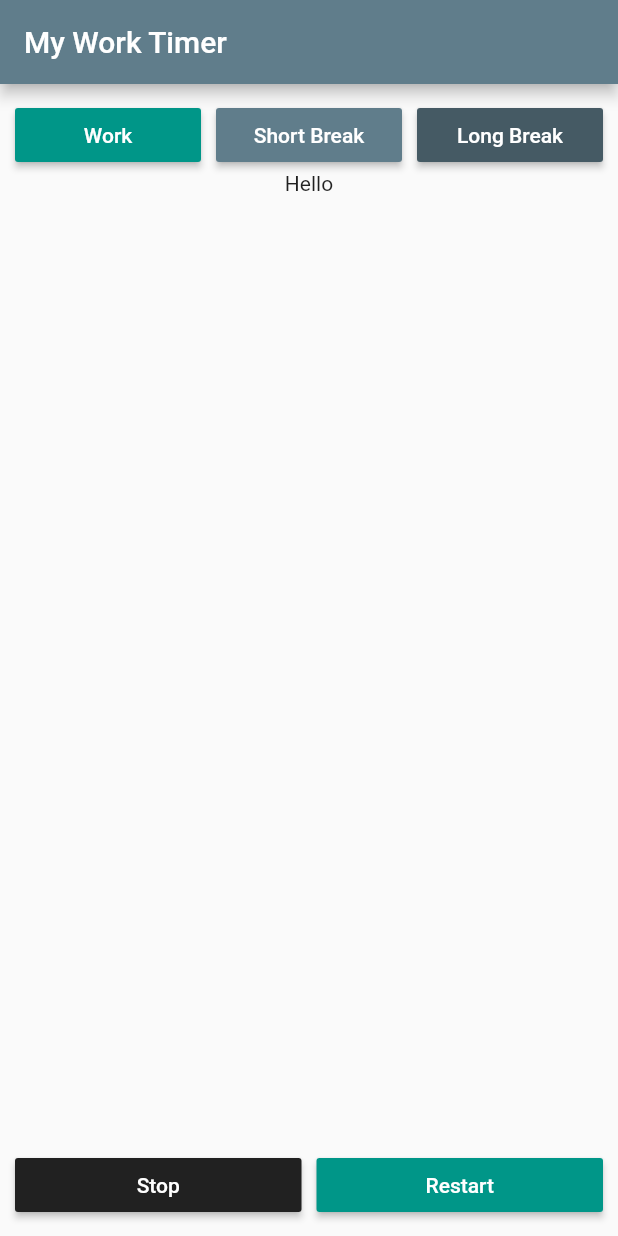
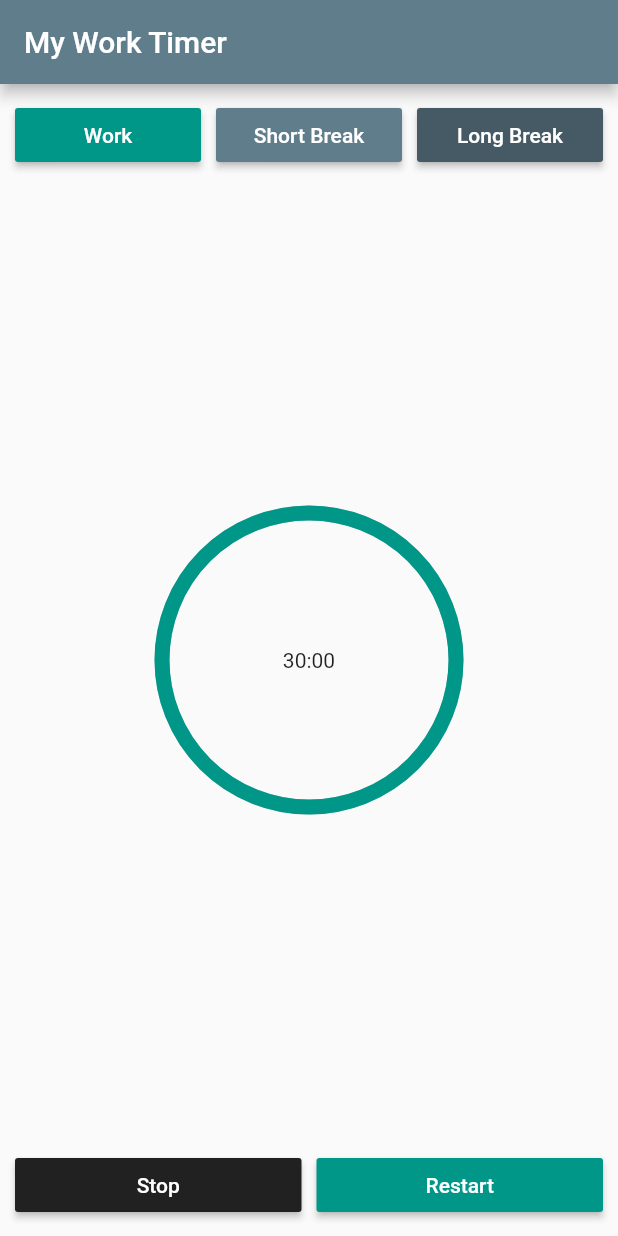
Before and after one commit to yradov/productivity_timer, a Flutter app: the screen it shows after launch, on a phone screen of 412 x 824 dp. Run offline on Flutter 3.47's test engine with Material 2 defaults, Android fonts, the phone set to English and light mode, and no system bars; drawn by our look-alikes of percent_indicator.

```diff
--- a/lib/main.dart
+++ b/lib/main.dart
@@ -1,5 +1,6 @@
 import 'package:flutter/material.dart';
 import 'package:productivity_timer/widgets.dart';
+import 'package:percent_indicator/percent_indicator.dart';
 
 void main() {
   runApp(const MyApp());
@@ -31,8 +32,10 @@ class TimerHomePage extends StatelessWidget {
       appBar: AppBar(
         title: const Text("My Work Timer"),
       ),
-      body: Center(
-        child: Column(
+      body: LayoutBuilder(
+          builder: (BuildContext context, BoxConstraints constraints) {
+        final double availableWidth = constraints.maxWidth;
+        return Column(
           children: [
             SizedBox(
               height: defaultMargin,
@@ -77,8 +80,15 @@ class TimerHomePage extends StatelessWidget {
                 ),
               ],
             ),
-            const Expanded(
-              child: Text("Hello"),
+            Expanded(
+              child: CircularPercentIndicator(
+                radius: availableWidth / 2,
+                lineWidth: 10.0,
+                percent: 1,
+                center:
+                    const Text("30:00"),
+                progressColor: const Color(0xff009688),
+              ),
             ),
             Row(
               children: [
@@ -113,8 +123,8 @@ class TimerHomePage extends StatelessWidget {
               height: defaultMargin,
             ),
           ],
-        ),
-      ),
+        );
+      }),
     );
   }
 
--- a/pubspec.yaml
+++ b/pubspec.yaml
@@ -29,11 +29,11 @@ environment:
 dependencies:
   flutter:
     sdk: flutter
-
+  percent_indicator: "^3.4.0"
 
   # The following adds the Cupertino Icons font to your application.
   # Use with the CupertinoIcons class for iOS style icons.
-  cupertino_icons: ^1.0.2
+  cupertino_icons: ^1.0.4
 
 dev_dependencies:
   flutter_test:
@@ -44,7 +44,7 @@ dev_dependencies:
   # activated in the `analysis_options.yaml` file located at the root of your
   # package. See that file for information about deactivating specific lint
   # rules and activating additional ones.
-  flutter_lints: ^1.0.0
+  flutter_lints: ^1.0.4
 
 # For information on the generic Dart part of this file, see the
 # following page: https://dart.dev/tools/pub/pubspec
```
Also changed, not shown: pubspec.lock.
